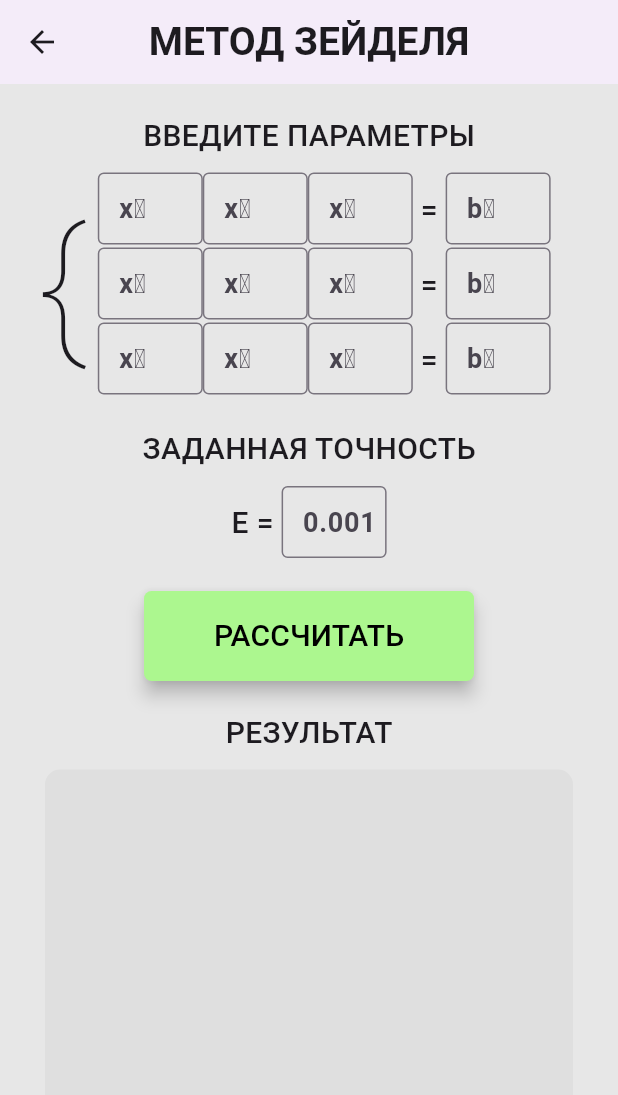
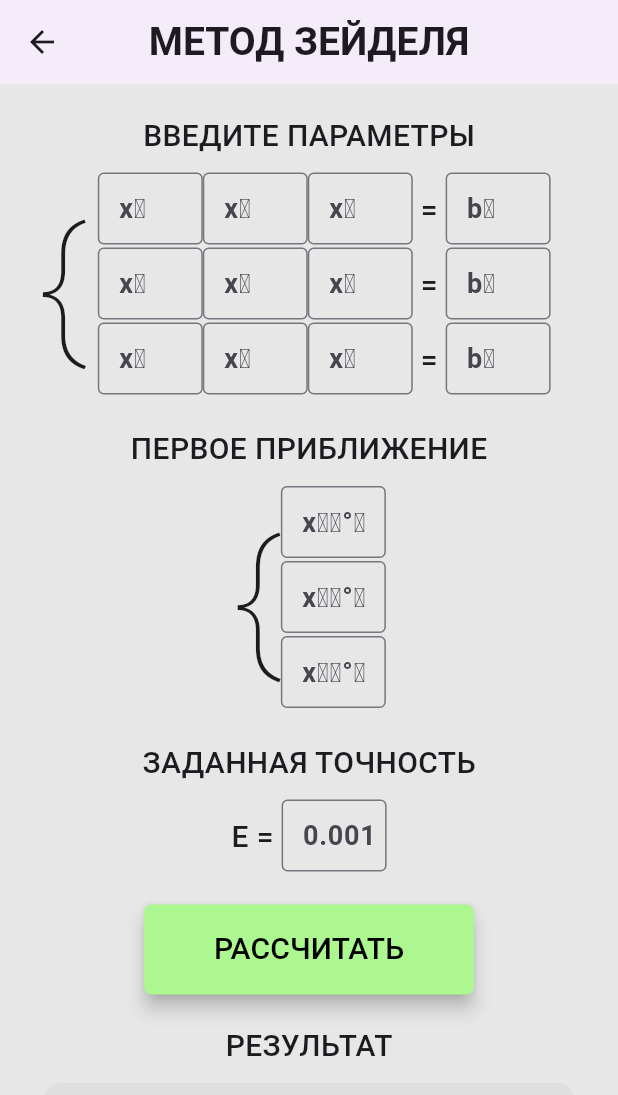
Before and after one commit to weidermartenn/mathapp, a Flutter app: the screen it shows after launch, after a tap on "МЕТОД ЗЕЙДЕЛЯ", on a phone screen of 412 x 824 dp. Shown: the top 1095 px of the screen. Run offline on Flutter 3.47's test engine with Material 3 defaults, Android fonts, the phone set to English and light mode, and no system bars.

Commit message:
фываыа

```diff
--- a/lib/pages/iteration_page.dart
+++ b/lib/pages/iteration_page.dart
@@ -404,7 +404,7 @@ class _IterationPageState extends State<IterationPage> {
                   const Text('РЕЗУЛЬТАТ'),
                   Container(
                     margin: const EdgeInsets.all(10),
-                    height: 280,
+                    height: 1000,
                     width: 400,
                     decoration: BoxDecoration(
                       borderRadius: BorderRadius.circular(10),
--- a/lib/pages/zeidel_page.dart
+++ b/lib/pages/zeidel_page.dart
@@ -18,6 +18,11 @@ class _ZeidelPageState extends State<ZeidelPage> {
   final TextEditingController _x31 = TextEditingController();
   final TextEditingController _x32 = TextEditingController();
   final TextEditingController _x33 = TextEditingController();
+
+  final TextEditingController _x10 = TextEditingController();
+  final TextEditingController _x20 = TextEditingController();
+  final TextEditingController _x30 = TextEditingController();
+
 
   final TextEditingController _b1 = TextEditingController();
   final TextEditingController _b2 = TextEditingController();
@@ -265,6 +270,53 @@ class _ZeidelPageState extends State<ZeidelPage> {
                     ],
                   ),
                   ),
+                  const Text('ПЕРВОЕ ПРИБЛИЖЕНИЕ'),
+                  Padding(
+                    padding: const EdgeInsets.only(top: 10, bottom: 20),
+                    child: Row(
+                      mainAxisAlignment: MainAxisAlignment.center,
+                      children: [
+                        const Text('{', style: TextStyle(fontSize: 100, fontWeight: FontWeight.w100),),
+                        Column(
+                          children: [
+                            SizedBox(
+                              width: 70,
+                              height: 50,
+                              child: TextFormField(
+                              controller: _x10,
+                              keyboardType: const TextInputType.numberWithOptions(decimal: true, signed: true),
+                              decoration: const InputDecoration(
+                                  hintText: 'x₁⁽°⁾',
+                                ),
+                              ),
+                            ),
+                            SizedBox(
+                              width: 70,
+                              height: 50,
+                              child: TextFormField(
+                              controller: _x20,
+                              keyboardType: const TextInputType.numberWithOptions(decimal: true, signed: true),
+                              decoration: const InputDecoration(
+                                  hintText: 'x₂⁽°⁾',
+                                ),
+                              ),
+                            ),
+                            SizedBox(
+                              width: 70,
+                              height: 50,
+                              child: TextFormField(
+                              controller: _x30,
+                              keyboardType: const TextInputType.numberWithOptions(decimal: true, signed: true),
+                              decoration: const InputDecoration(
+                                  hintText: 'x₃⁽°⁾',
+                                ),
+                              ),
+                            ),
+                          ]
+                        )
+                      ],
+                    )
+                  ),
                   Padding(
                     padding: const EdgeInsets.only(bottom: 20),
                     child: Column(
@@ -302,6 +354,12 @@ class _ZeidelPageState extends State<ZeidelPage> {
                       child: ElevatedButton(
                         onPressed: () {
                           setState(() {
+                            double x10 = double.parse(_x10.text);
+                            double x20 = double.parse(_x20.text);
+                            double x30 = double.parse(_x30.text);
+
+                            List<double> approx = [x10, x20, x30];
+
                             double x11 = double.parse(_x11.text);
                             double x12 = double.parse(_x12.text);
                             double x13 = double.parse(_x13.text);
@@ -328,7 +386,7 @@ class _ZeidelPageState extends State<ZeidelPage> {
 
                             double e = double.parse(_e.text);
 
-                            result = seidel(firstRow, secondRow, thirdRow, b, e);
+                            result = seidel(approx, firstRow, secondRow, thirdRow, b, e);
                           });
                         },
                         child: const Text(
@@ -347,7 +405,7 @@ class _ZeidelPageState extends State<ZeidelPage> {
                   const Text('РЕЗУЛЬТАТ'),
                   Container(
                     margin: const EdgeInsets.all(10),
-                    height: 280,
+                    height: 1000,
                     width: 400,
                     decoration: BoxDecoration(
                       borderRadius: BorderRadius.circular(10),
```
Also changed, not shown: lib/pages/hord_page.dart (+5 -2 lines), lib/pages/tangent_page.dart (+5 -2 lines), lib/scripts/lu_methods.dart (+12 -7 lines).
